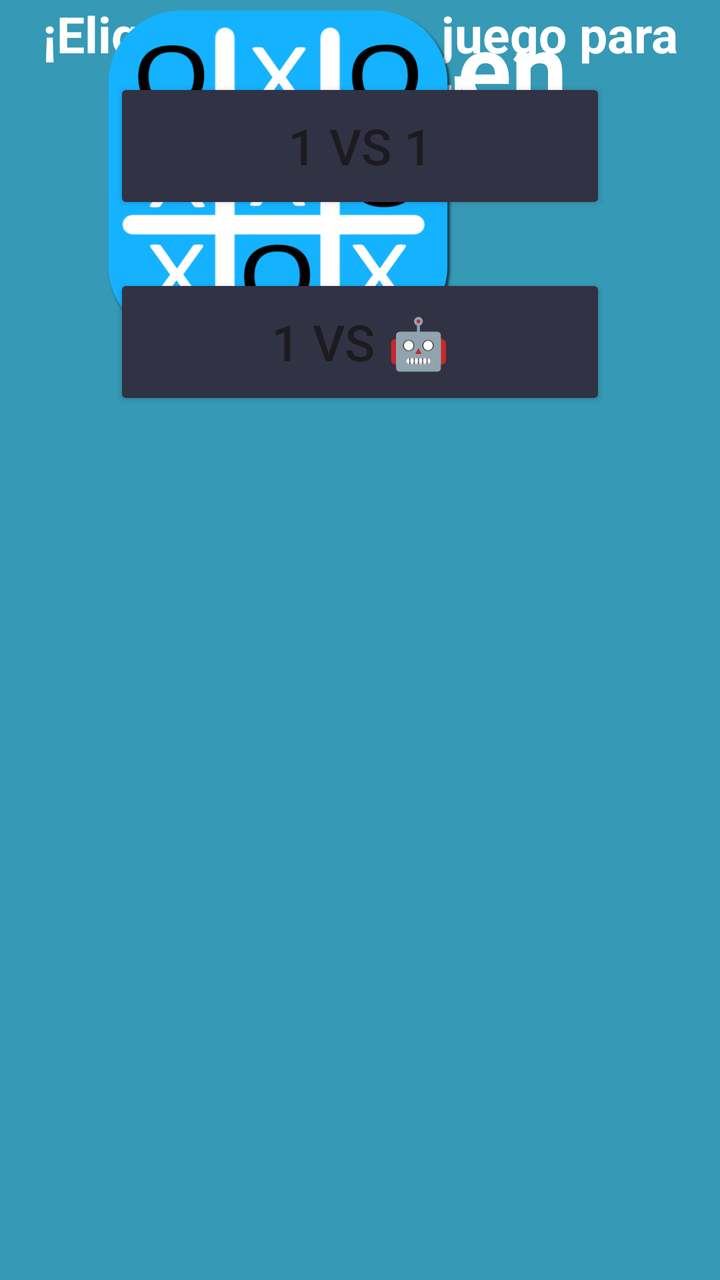
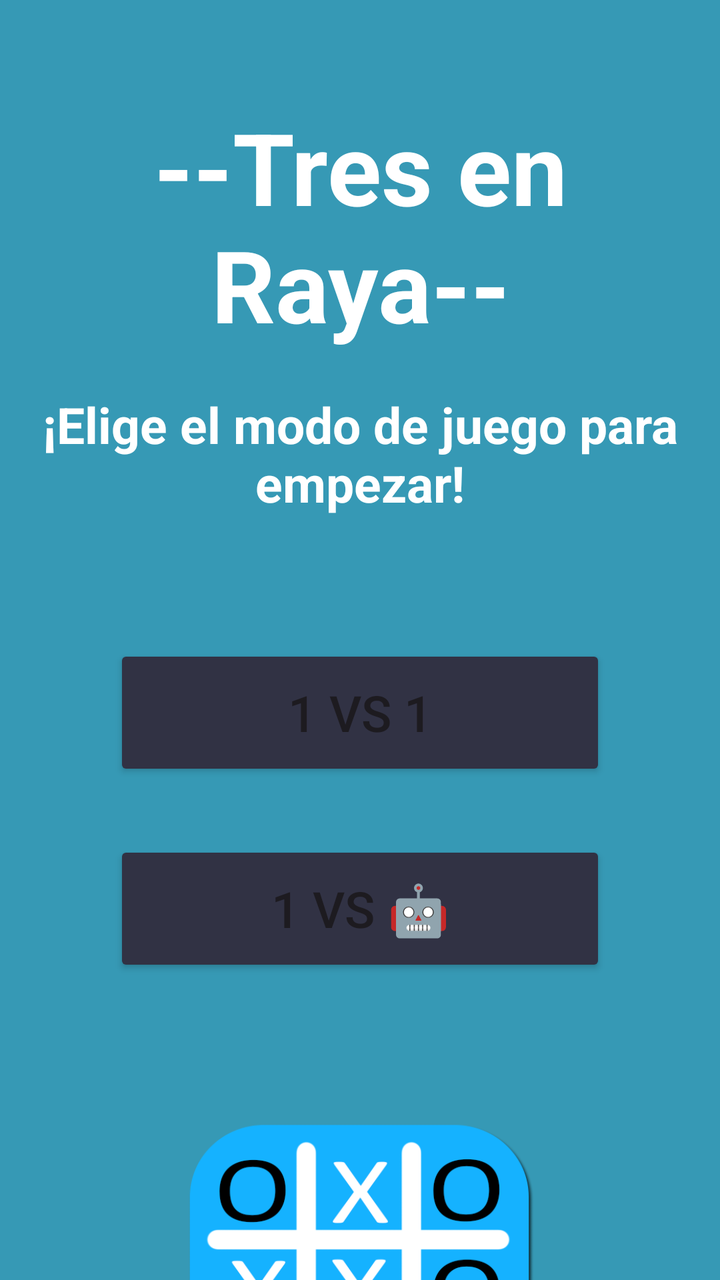

Two renders of the same Android screen: before a commit and after it. Below are the layout's source before the change and the commit's diff.
<!-- AndroidManifest.xml: application theme Theme.EstructurasGrupo_01 -->
<!-- res/layout/menu.xml -->
<?xml version="1.0" encoding="utf-8"?>
<androidx.constraintlayout.widget.ConstraintLayout xmlns:android="http://schemas.android.com/apk/res/android"
    xmlns:tools="http://schemas.android.com/tools"
    android:layout_width="match_parent"
    android:layout_height="match_parent"
    android:background="#3699B5">


    <TextView
        android:layout_width="match_parent"
        android:layout_height="wrap_content"
        android:gravity="center"
        android:text="--Tres en Raya--"
        android:textColor="#FFFF"
        android:textSize="50dp"
        android:textStyle="bold"
        tools:layout_editor_absoluteX="0dp"
        tools:layout_editor_absoluteY="50dp" />

    <TextView
        android:layout_width="match_parent"
        android:layout_height="wrap_content"
        android:gravity="center"
        android:text="¡Elige el modo de juego para empezar!"
        android:textColor="#FFFF"
        android:textSize="25dp"
        android:textStyle="bold"
        tools:layout_editor_absoluteX="0dp"
        tools:layout_editor_absoluteY="148dp" />


    <ImageView
        android:layout_width="279dp"
        android:layout_height="176dp"
        android:src="@drawable/tres_en_raya"
        tools:layout_editor_absoluteX="66dp"
        tools:layout_editor_absoluteY="486dp" />

    <LinearLayout
        android:layout_width="match_parent"
        android:layout_height="wrap_content"
        android:gravity="center"
        android:orientation="vertical"
        android:padding="24dp"
        tools:layout_editor_absoluteX="0dp"
        tools:layout_editor_absoluteY="220dp">
        


        <Button
            android:id="@+id/modo1vs1"
            android:layout_width="246dp"
            android:layout_height="68dp"
            android:layout_margin="15dp"
            android:backgroundTint="#313244"
            android:text="1 vs 1"
            android:textSize="25dp" />

        <Button
            android:id="@+id/modo1vsMaquina"
            android:layout_width="246dp"
            android:layout_height="68dp"
            android:layout_margin="15dp"
            android:backgroundTint="#313244"
            android:text="1 vs 🤖"
            android:textSize="25dp" />

    </LinearLayout>

</androidx.constraintlayout.widget.ConstraintLayout>
<!-- resources referenced by this layout -->
<resources>
  <!-- drawable tres_en_raya: png bitmap (drawable, 38118 bytes) -->
  <style name="Theme.EstructurasGrupo_01" parent="Base.Theme.EstructurasGrupo_01" />
  <style name="Base.Theme.EstructurasGrupo_01" parent="Theme.Material3.DayNight.NoActionBar">
          
          
      </style>
</resources>

<!-- the commit's change to res/layout/menu.xml (unified diff, before → after) -->
@@ -1,51 +1,50 @@
 <?xml version="1.0" encoding="utf-8"?>
-<androidx.constraintlayout.widget.ConstraintLayout xmlns:android="http://schemas.android.com/apk/res/android"
-    xmlns:tools="http://schemas.android.com/tools"
+<androidx.constraintlayout.widget.ConstraintLayout
+    xmlns:android="http://schemas.android.com/apk/res/android"
+    xmlns:app="http://schemas.android.com/apk/res-auto"
     android:layout_width="match_parent"
     android:layout_height="match_parent"
     android:background="#3699B5">
 
-
     <TextView
+        android:id="@+id/titulo"
         android:layout_width="match_parent"
         android:layout_height="wrap_content"
         android:gravity="center"
         android:text="--Tres en Raya--"
-        android:textColor="#FFFF"
-        android:textSize="50dp"
+        android:textColor="#FFFFFF"
+        android:textSize="50sp"
         android:textStyle="bold"
-        tools:layout_editor_absoluteX="0dp"
-        tools:layout_editor_absoluteY="50dp" />
+        android:layout_marginTop="50dp"
+        app:layout_constraintTop_toTopOf="parent"
+        app:layout_constraintStart_toStartOf="parent"
+        app:layout_constraintEnd_toEndOf="parent" />
 
     <TextView
+        android:id="@+id/subtitulo"
         android:layout_width="match_parent"
         android:layout_height="wrap_content"
         android:gravity="center"
         android:text="¡Elige el modo de juego para empezar!"
-        android:textColor="#FFFF"
-        android:textSize="25dp"
+        android:textColor="#FFFFFF"
+        android:textSize="25sp"
         android:textStyle="bold"
-        tools:layout_editor_absoluteX="0dp"
-        tools:layout_editor_absoluteY="148dp" />
-
-
-    <ImageView
-        android:layout_width="279dp"
-        android:layout_height="176dp"
-        android:src="@drawable/tres_en_raya"
-        tools:layout_editor_absoluteX="66dp"
-        tools:layout_editor_absoluteY="486dp" />
+        android:layout_marginTop="20dp"
+        app:layout_constraintTop_toBottomOf="@id/titulo"
+        app:layout_constraintStart_toStartOf="parent"
+        app:layout_constraintEnd_toEndOf="parent" />
 
     <LinearLayout
+        android:id="@+id/opciones"
         android:layout_width="match_parent"
         android:layout_height="wrap_content"
         android:gravity="center"
         android:orientation="vertical"
         android:padding="24dp"
-        tools:layout_editor_absoluteX="0dp"
-        tools:layout_editor_absoluteY="220dp">
-        
-
+        android:layout_marginTop="25dp"
+        app:layout_constraintTop_toBottomOf="@id/subtitulo"
+        app:layout_constraintStart_toStartOf="parent"
+        app:layout_constraintEnd_toEndOf="parent">
 
         <Button
             android:id="@+id/modo1vs1"
@@ -54,7 +53,7 @@
             android:layout_margin="15dp"
             android:backgroundTint="#313244"
             android:text="1 vs 1"
-            android:textSize="25dp" />
+            android:textSize="25sp" />
 
         <Button
             android:id="@+id/modo1vsMaquina"
@@ -63,8 +62,18 @@
             android:layout_margin="15dp"
             android:backgroundTint="#313244"
             android:text="1 vs 🤖"
-            android:textSize="25dp" />
+            android:textSize="25sp" />
 
     </LinearLayout>
 
+    <ImageView
+        android:layout_width="279dp"
+        android:layout_height="176dp"
+        android:src="@drawable/tres_en_raya"
+        android:contentDescription="Tres en raya"
+        android:layout_marginTop="30dp"
+        app:layout_constraintTop_toBottomOf="@id/opciones"
+        app:layout_constraintStart_toStartOf="parent"
+        app:layout_constraintEnd_toEndOf="parent" />
+
 </androidx.constraintlayout.widget.ConstraintLayout>
